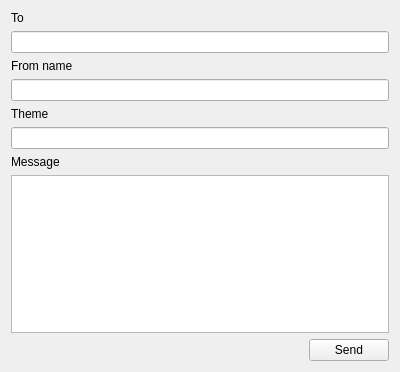
Above: simpletextform.ui from blockemail/blockey before the change. Below: the same form after it.
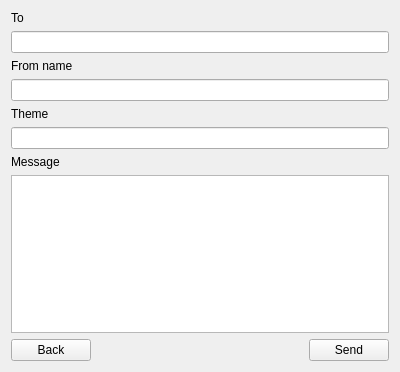
That is the form after the change.

Commit message: back button

```diff
--- a/simpletextform.ui
+++ b/simpletextform.ui
@@ -58,6 +58,13 @@
      </item>
      <item>
       <layout class="QHBoxLayout" name="horizontalLayout">
+       <item>
+        <widget class="QPushButton" name="backButton">
+         <property name="text">
+          <string>Back</string>
+         </property>
+        </widget>
+       </item>
        <item>
         <spacer name="horizontalSpacer">
          <property name="orientation">
```
The commit also changes 2 other files.
